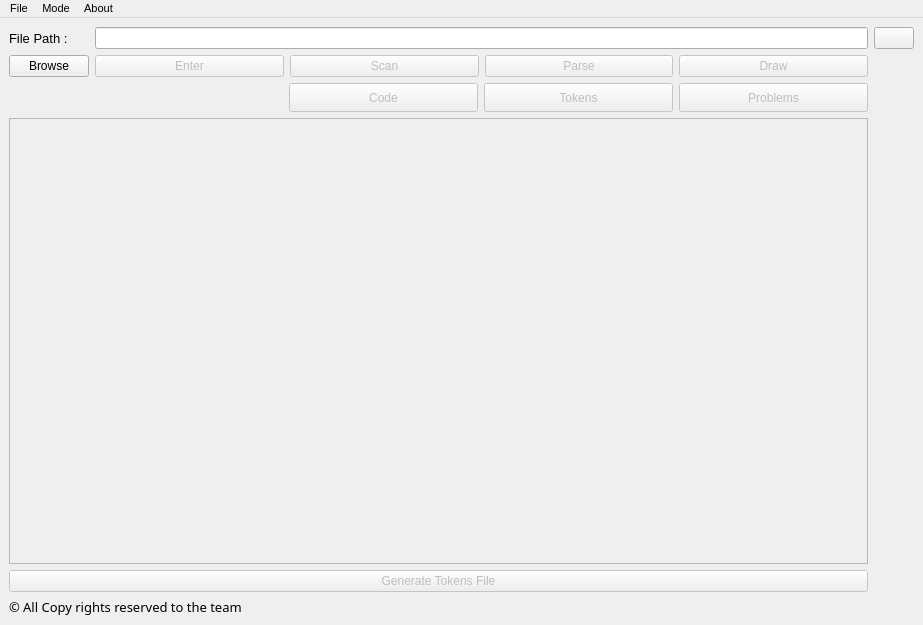
Above: GUI.ui from Mohamed-Ali-77/TINY_Language_Compiler before the change. Below: the same form after it.
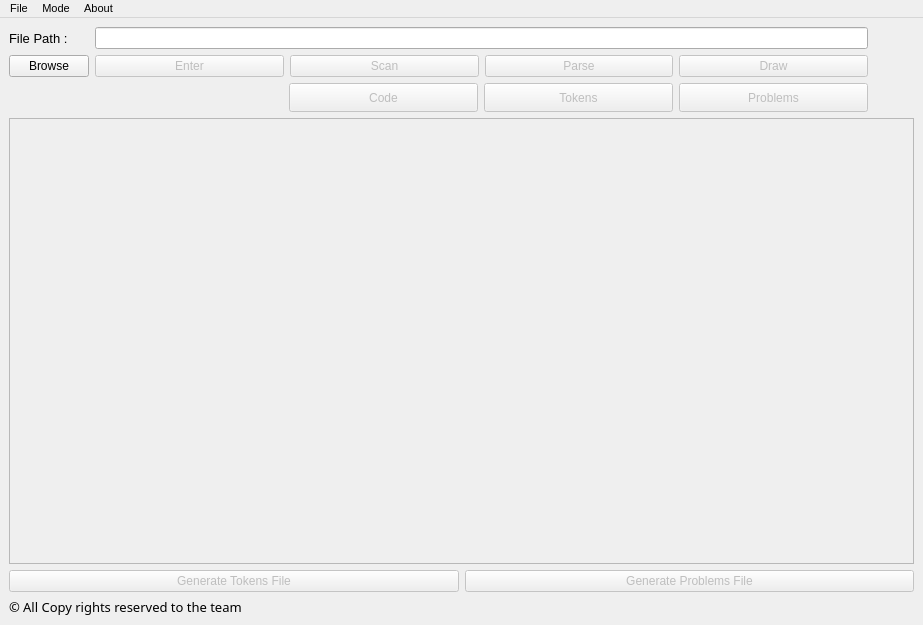
That is the form after the change. Icons and pictures are not drawn.

Commit message: Add date and time, update GUI

Diff of the .ui file:
```diff
--- a/GUI.ui
+++ b/GUI.ui
@@ -297,22 +297,18 @@
        <iconset>
         <normaloff>Icon/question.png</normaloff>Icon/question.png</iconset>
       </property>
+      <property name="autoDefault">
+       <bool>false</bool>
+      </property>
+      <property name="default">
+       <bool>false</bool>
+      </property>
+      <property name="flat">
+       <bool>true</bool>
+      </property>
      </widget>
     </item>
-    <item row="1" column="1" rowspan="4">
-     <spacer name="verticalSpacer">
-      <property name="orientation">
-       <enum>Qt::Vertical</enum>
-      </property>
-      <property name="sizeHint" stdset="0">
-       <size>
-        <width>10</width>
-        <height>530</height>
-       </size>
-      </property>
-     </spacer>
-    </item>
-    <item row="2" column="0">
+    <item row="2" column="0" colspan="2">
      <widget class="QPlainTextEdit" name="plainTextEdit">
       <property name="enabled">
        <bool>false</bool>
@@ -329,7 +325,9 @@
       </property>
      </widget>
     </item>
-    <item row="3" column="0">
+    <item row="3" column="0" colspan="2">
+     <layout class="QHBoxLayout" name="horizontalLayout_7">
+      <item>
      <widget class="QPushButton" name="generateButton">
       <property name="enabled">
        <bool>false</bool>
@@ -340,13 +338,21 @@
       <property name="text">
        <string>Generate Tokens File</string>
       </property>
-      <property name="icon">
-       <iconset>
-        <normaloff>Icon/create.png</normaloff>Icon/create.png</iconset>
-      </property>
-     </widget>
-    </item>
-    <item row="4" column="0">
+       </widget>
+      </item>
+      <item>
+       <widget class="QPushButton" name="generateproblemsButton">
+        <property name="enabled">
+         <bool>false</bool>
+        </property>
+        <property name="text">
+         <string>Generate Problems File</string>
+        </property>
+       </widget>
+      </item>
+     </layout>
+    </item>
+    <item row="4" column="0" colspan="2">
      <layout class="QHBoxLayout" name="horizontalLayout_5">
       <item>
        <widget class="QLabel" name="label_3">
@@ -359,7 +365,23 @@
          </font>
         </property>
         <property name="text">
-         <string>© All Copy rights reserved to the team</string>
+         <string>© All Copy rights reserved to the team                                </string>
+        </property>
+       </widget>
+      </item>
+      <item>
+       <widget class="QLabel" name="label_4">
+        <property name="minimumSize">
+         <size>
+          <width>0</width>
+          <height>0</height>
+         </size>
+        </property>
+        <property name="layoutDirection">
+         <enum>Qt::LeftToRight</enum>
+        </property>
+        <property name="text">
+         <string/>
         </property>
        </widget>
       </item>
```
Left out of the diff: 8 changed lines with no effect on the pictures. Lines whose indentation alone changed are shown as unchanged. The commit also changes 4 other files.
